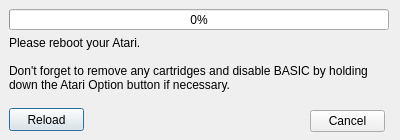
Qt form ui/autobootdialog.ui (josch1710/RespeQt) before a commit.
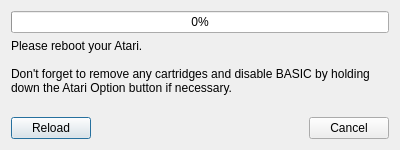
The same form after that commit.

What changed in the file:
```diff
--- a/ui/autobootdialog.ui
+++ b/ui/autobootdialog.ui
@@ -7,45 +7,18 @@
     <x>0</x>
     <y>0</y>
     <width>400</width>
-    <height>140</height>
+    <height>150</height>
    </rect>
   </property>
-  <property name="minimumSize">
-   <size>
-    <width>400</width>
-    <height>140</height>
-   </size>
-  </property>
-  <property name="maximumSize">
-   <size>
-    <width>400</width>
-    <height>140</height>
-   </size>
+  <property name="minimumWidth">
+   <number>380</number>
   </property>
   <property name="windowTitle">
    <string>Boot executable</string>
   </property>
+  <layout class="QVBoxLayout" name="verticalLayout">
+   <item>
   <widget class="QProgressBar" name="progressBar">
-   <property name="geometry">
-    <rect>
-     <x>9</x>
-     <y>9</y>
-     <width>380</width>
-     <height>21</height>
-    </rect>
-   </property>
-   <property name="minimumSize">
-    <size>
-     <width>380</width>
-     <height>21</height>
-    </size>
-   </property>
-   <property name="maximumSize">
-    <size>
-     <width>380</width>
-     <height>21</height>
-    </size>
-   </property>
    <property name="value">
     <number>0</number>
    </property>
@@ -56,33 +29,15 @@
     <bool>false</bool>
    </property>
   </widget>
+   </item>
+   <item>
   <widget class="QLabel" name="label">
-   <property name="geometry">
-    <rect>
-     <x>9</x>
-     <y>36</y>
-     <width>381</width>
-     <height>66</height>
-    </rect>
-   </property>
    <property name="sizePolicy">
     <sizepolicy hsizetype="Preferred" vsizetype="Expanding">
      <horstretch>0</horstretch>
      <verstretch>0</verstretch>
     </sizepolicy>
    </property>
-   <property name="minimumSize">
-    <size>
-     <width>381</width>
-     <height>66</height>
-    </size>
-   </property>
-   <property name="maximumSize">
-    <size>
-     <width>381</width>
-     <height>66</height>
-    </size>
-   </property>
    <property name="text">
     <string>Please reboot your Atari.
 
@@ -98,21 +53,11 @@
     <bool>true</bool>
    </property>
   </widget>
+   </item>
+   <item>
+    <layout class="QHBoxLayout" name="buttonLayout">
+     <item>
   <widget class="QPushButton" name="reloadButton">
-   <property name="geometry">
-    <rect>
-     <x>9</x>
-     <y>108</y>
-     <width>75</width>
-     <height>23</height>
-    </rect>
-   </property>
-   <property name="maximumSize">
-    <size>
-     <width>75</width>
-     <height>23</height>
-    </size>
-   </property>
    <property name="toolTip">
     <string>Use this button to re-load the executable 
 if it has been changed since the last re-boot 
@@ -122,21 +67,22 @@
     <string>Reload</string>
    </property>
   </widget>
+     </item>
+     <item>
+      <spacer name="buttonSpacer">
+       <property name="orientation">
+        <enum>Qt::Horizontal</enum>
+       </property>
+       <property name="sizeHint" stdset="0">
+        <size>
+         <width>40</width>
+         <height>20</height>
+        </size>
+       </property>
+      </spacer>
+     </item>
+     <item>
   <widget class="QDialogButtonBox" name="buttonBox">
-   <property name="geometry">
-    <rect>
-     <x>310</x>
-     <y>110</y>
-     <width>75</width>
-     <height>23</height>
-    </rect>
-   </property>
-   <property name="maximumSize">
-    <size>
-     <width>75</width>
-     <height>23</height>
-    </size>
-   </property>
    <property name="orientation">
     <enum>Qt::Horizontal</enum>
    </property>
@@ -144,6 +90,10 @@
     <set>QDialogButtonBox::Cancel</set>
    </property>
   </widget>
+     </item>
+    </layout>
+   </item>
+  </layout>
  </widget>
  <resources/>
  <connections>
```
Lines whose indentation alone changed are shown as unchanged.
